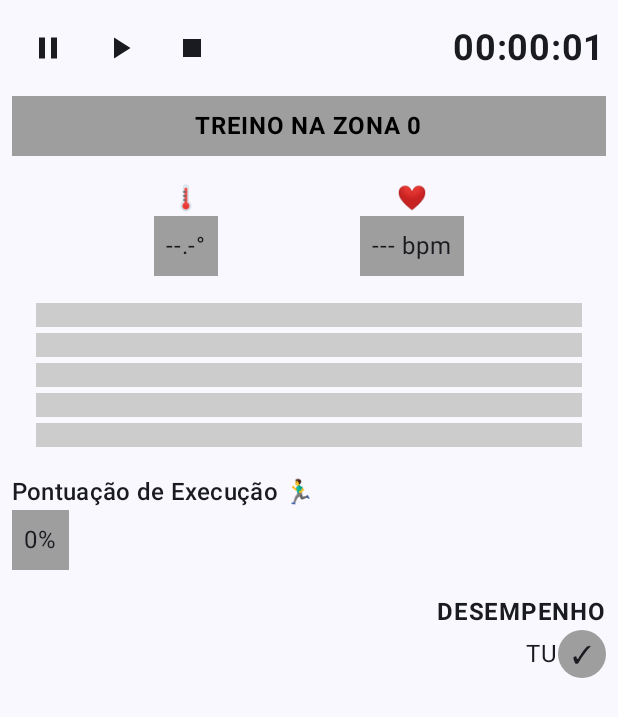
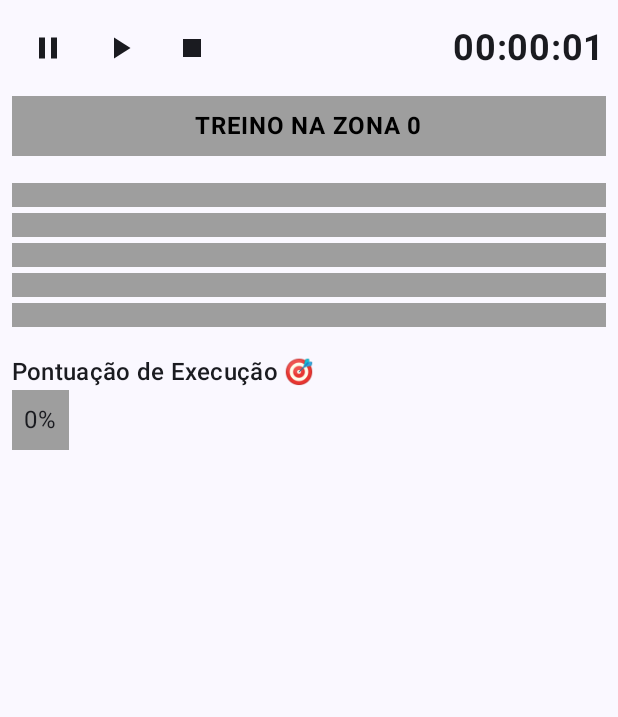
Before and after one commit to mateus-fonte/PeciMobileApp, an Android app built with Jetpack Compose: the composable WorkoutScreen called with empty values, on a phone screen of 412 x 824 dp. Shown: the top 717 px of the screen. Run offline under Robolectric (Android 15) with nearby library versions, the phone set to English and light mode, and no system bars; libraries missing offline, so code that uses them is left out: com.hivemq.client; 4 statements that could not run were skipped.

Commit message:
workout mais user friendly

```diff
--- a/app/src/main/java/com/example/pecimobileapp/ui/screens/WorkoutScreen.kt
+++ b/app/src/main/java/com/example/pecimobileapp/ui/screens/WorkoutScreen.kt
@@ -2,7 +2,8 @@ package com.example.pecimobileapp.ui.screens
 
 import androidx.compose.foundation.background
 import androidx.compose.foundation.layout.*
-import androidx.compose.foundation.shape.CircleShape
+import androidx.compose.foundation.rememberScrollState
+import androidx.compose.foundation.verticalScroll
 import androidx.compose.foundation.shape.RoundedCornerShape
 import androidx.compose.material.icons.Icons
 import androidx.compose.material.icons.filled.Pause
@@ -45,7 +46,7 @@ fun WorkoutScreen(
     selectedZone: Int,
     nickname: String,
     onStop: () -> Unit,
-    realTimeViewModel: RealTimeViewModel // <-- RECEBENDO AQUI
+    realTimeViewModel: RealTimeViewModel
 ) {
     val profileViewModel: ProfileViewModel = viewModel()
 
@@ -60,6 +61,19 @@ fun WorkoutScreen(
     var timeInZone by remember { mutableStateOf(0) }
     var elapsedSeconds by remember { mutableStateOf(0) }
     var executionPercentage by remember { mutableStateOf(0f) }
+
+    val zonas = profileViewModel.zonas
+    val currentZone = remember(hr) {
+        hr?.let { bpm ->
+            zonas.indexOfFirst { bpm in it.second }.let {
+                when {
+                    it == -1 && bpm < zonas.first().second.first -> 0
+                    it == -1 && bpm > zonas.last().second.last -> 5
+                    else -> it + 1
+                }
+            }
+        } ?: 0
+    }
 
     LaunchedEffect(isRunning) {
         while (isRunning) {
@@ -81,6 +95,8 @@ fun WorkoutScreen(
     val seconds = elapsedSeconds % 60
     val formattedTime = String.format("%02d:%02d:%02d", hours, minutes, seconds)
 
+    val scrollState = rememberScrollState()
+
     Surface(
         modifier = Modifier.fillMaxSize(),
         color = MaterialTheme.colorScheme.background
@@ -88,6 +104,7 @@ fun WorkoutScreen(
         Column(
             modifier = Modifier
                 .fillMaxSize()
+                .verticalScroll(scrollState)
                 .padding(8.dp)
         ) {
             Row(
@@ -131,67 +148,35 @@ fun WorkoutScreen(
 
             Spacer(modifier = Modifier.height(16.dp))
 
-            Row(
-                modifier = Modifier.fillMaxWidth(),
-                horizontalArrangement = Arrangement.SpaceEvenly
-            ) {
-                MetricCard(label = "🌡️", value = avgTemp?.let { "%.1f°".format(it) } ?: "--.-°", color = zoneColor)
-                MetricCard(label = "❤️", value = hr?.let { "$it bpm" } ?: "--- bpm", color = zoneColor)
-            }
-
-            Spacer(modifier = Modifier.height(16.dp))
-
-            Column(
-                modifier = Modifier
-                    .fillMaxWidth()
-                    .padding(horizontal = 16.dp)
-            ) {
-                for (i in 1..5) {
+            // Barras todas na cor da zona atual
+            val currentColor = zoneColors[currentZone] ?: NoZone
+            repeat(5) {
                 Box(
                     modifier = Modifier
                         .fillMaxWidth()
                         .height(20.dp)
                         .padding(vertical = 2.dp)
-                            .background(if (selectedZone == i) zoneColors[i]!! else Color.LightGray)
+                        .background(currentColor)
                 )
-                }
             }
 
             Spacer(modifier = Modifier.height(16.dp))
 
-            Text("Pontuação de Execução 🏃‍♂️", style = MaterialTheme.typography.titleMedium)
+            Text("Pontuação de Execução 🎯", style = MaterialTheme.typography.titleMedium)
             Text(
                 text = "${"%.0f".format(executionPercentage)}%",
-                modifier = Modifier.background(zoneColor).padding(8.dp)
+                modifier = Modifier
+                    .background(zoneColor)
+                    .padding(8.dp)
             )
 
             Spacer(modifier = Modifier.height(16.dp))
 
-            Column(
-                modifier = Modifier.fillMaxWidth(),
-                horizontalAlignment = Alignment.End
-            ) {
-                Text("DESEMPENHO", fontWeight = FontWeight.Bold)
-                Row(verticalAlignment = Alignment.CenterVertically) {
-                    Text("TU")
-                    Box(
-                        modifier = Modifier
-                            .size(32.dp)
-                            .background(zoneColor, shape = CircleShape),
-                        contentAlignment = Alignment.Center
-                    ) {
-                        Text("✓")
-                    }
-                }
-            }
-
-            Spacer(modifier = Modifier.height(16.dp))
-
             if (isPpgConnected) {
-                CardInfo(title = "Frequência Cardíaca", value = hr?.let { "$it BPM" } ?: "-- BPM")
+                CardInfo(title = "💗 Frequência Cardíaca: ", value = hr?.let { "$it BPM" } ?: "-- BPM")
             }
             if (isCamConnected) {
-                CardInfo(title = "Temperatura Média", value = avgTemp?.let { "%.1f°C".format(it) } ?: "--.-°C")
+                CardInfo(title = "🌡️ Temperatura Média: ", value = avgTemp?.let { "%.1f°C".format(it) } ?: "--.-°C")
             }
         }
     }
```
Lines whose indentation alone changed are shown as unchanged.
